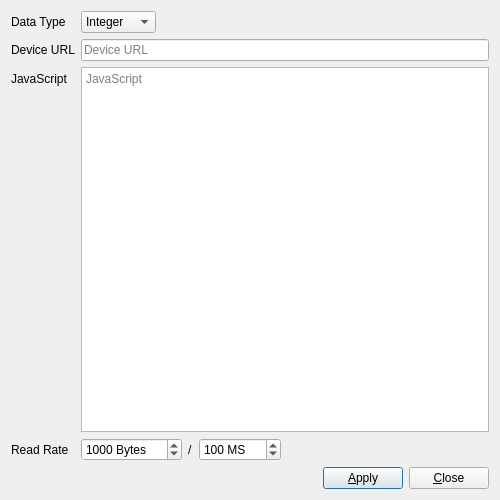
The window that UI/glitch-device-display-properties.ui (textbrowser/glitch) describes before a commit, drawn with Qt 5.
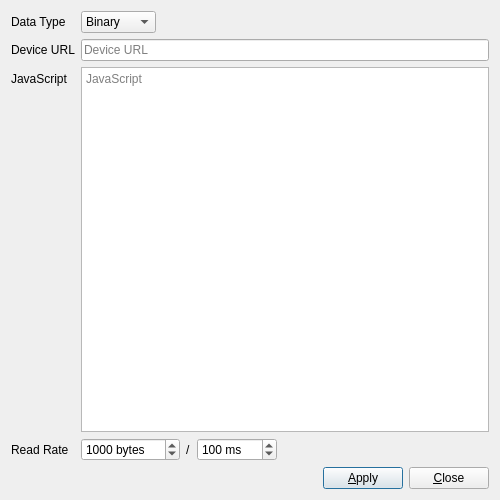
The same window after the commit. Icons and pictures are not drawn.

Commit message: Device display.

What changed in the file:
```diff
--- a/UI/glitch-device-display-properties.ui
+++ b/UI/glitch-device-display-properties.ui
@@ -34,6 +34,11 @@
          <property name="sizeAdjustPolicy">
           <enum>QComboBox::AdjustToContents</enum>
          </property>
+         <item>
+          <property name="text">
+           <string>Binary</string>
+          </property>
+         </item>
          <item>
           <property name="text">
            <string>Integer</string>
@@ -118,7 +123,7 @@
           <string>[1, 1048576]</string>
          </property>
          <property name="suffix">
-          <string> Bytes</string>
+          <string> bytes</string>
          </property>
          <property name="minimum">
           <number>1</number>
@@ -144,7 +149,7 @@
           <string>[1, 10000]</string>
          </property>
          <property name="suffix">
-          <string> MS</string>
+          <string> ms</string>
          </property>
          <property name="minimum">
           <number>1</number>
```
The commit also changes 1 other file.
